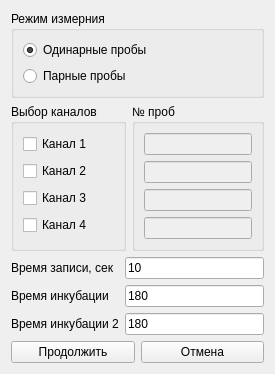
First picture: the form in startmeasurment.ui, repository krang4d/Agrekola, before the edit.
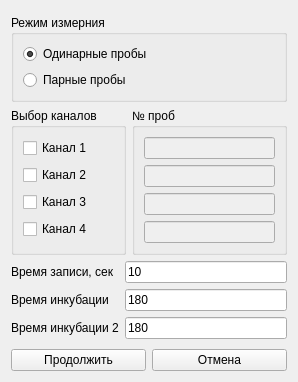
Second picture: the form after the edit.

Diff of the .ui file:
```diff
--- a/startmeasurment.ui
+++ b/startmeasurment.ui
@@ -6,8 +6,8 @@
    <rect>
     <x>0</x>
     <y>0</y>
-    <width>275</width>
-    <height>341</height>
+    <width>298</width>
+    <height>382</height>
    </rect>
   </property>
   <property name="sizePolicy">
@@ -20,6 +20,19 @@
    <string>Параметры измерения</string>
   </property>
   <layout class="QVBoxLayout" name="verticalLayout">
+   <item>
+    <spacer name="verticalSpacer_2">
+     <property name="orientation">
+      <enum>Qt::Vertical</enum>
+     </property>
+     <property name="sizeHint" stdset="0">
+      <size>
+       <width>20</width>
+       <height>40</height>
+      </size>
+     </property>
+    </spacer>
+   </item>
    <item>
     <widget class="QGroupBox" name="groupBox_probe">
      <property name="sizePolicy">
@@ -194,6 +207,19 @@
      </item>
     </layout>
    </item>
+   <item>
+    <spacer name="verticalSpacer">
+     <property name="orientation">
+      <enum>Qt::Vertical</enum>
+     </property>
+     <property name="sizeHint" stdset="0">
+      <size>
+       <width>20</width>
+       <height>40</height>
+      </size>
+     </property>
+    </spacer>
+   </item>
    <item>
     <layout class="QHBoxLayout" name="horizontalLayout_3">
      <item>
```
